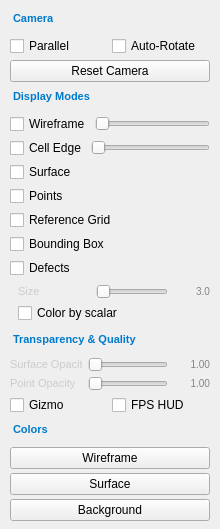
Old version of the form src/ui/view_display_page.ui in the repository thermeng/SciRender.
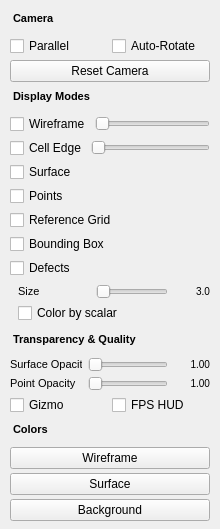
New version of the form.

Commit message: Strip hardcoded dark-theme colors from .ui files for light/dark palette support

The edit to the form file:
```diff
--- a/src/ui/view_display_page.ui
+++ b/src/ui/view_display_page.ui
@@ -32,7 +32,7 @@
       <string>Camera</string>
      </property>
      <property name="styleSheet">
-      <string notr="true">font-size: 11px; font-weight: bold; color: #007acc; padding: 4px 0 6px 0; border-bottom: 1px solid #3c3c3c;</string>
+      <string notr="true">font-size: 11px; font-weight: bold;  padding: 4px 0 6px 0; border-bottom: 1px solid #3c3c3c;</string>
      </property>
     </widget>
    </item>
@@ -70,7 +70,7 @@
       <string>Display Modes</string>
      </property>
      <property name="styleSheet">
-      <string notr="true">font-size: 11px; font-weight: bold; color: #007acc; padding: 4px 0 6px 0; border-bottom: 1px solid #3c3c3c;</string>
+      <string notr="true">font-size: 11px; font-weight: bold;  padding: 4px 0 6px 0; border-bottom: 1px solid #3c3c3c;</string>
      </property>
     </widget>
    </item>
@@ -186,7 +186,7 @@
            <property name="text"><string>Size</string></property>
            <property name="minimumSize"><size><width>72</width><height>0</height></size></property>
            <property name="maximumSize"><size><width>72</width><height>16777215</height></size></property>
-           <property name="styleSheet"><string notr="true">font-size: 11px; color: #cccccc;</string></property>
+           <property name="styleSheet"><string notr="true">font-size: 11px; </string></property>
            <property name="alignment"><set>Qt::AlignLeft|Qt::AlignVCenter</set></property>
           </widget>
          </item>
@@ -200,7 +200,7 @@
            <property name="text"><string>3.0</string></property>
            <property name="minimumSize"><size><width>36</width><height>0</height></size></property>
            <property name="maximumSize"><size><width>36</width><height>16777215</height></size></property>
-           <property name="styleSheet"><string notr="true">font-size: 10px; color: #858585;</string></property>
+           <property name="styleSheet"><string notr="true">font-size: 10px; </string></property>
            <property name="alignment"><set>Qt::AlignRight|Qt::AlignVCenter</set></property>
           </widget>
          </item>
@@ -223,7 +223,7 @@
       <string>Transparency &amp; Quality</string>
      </property>
      <property name="styleSheet">
-      <string notr="true">font-size: 11px; font-weight: bold; color: #007acc; padding: 4px 0 6px 0; border-bottom: 1px solid #3c3c3c;</string>
+      <string notr="true">font-size: 11px; font-weight: bold;  padding: 4px 0 6px 0; border-bottom: 1px solid #3c3c3c;</string>
      </property>
     </widget>
    </item>
@@ -240,7 +240,7 @@
         <property name="text"><string>Surface Opacity</string></property>
         <property name="minimumSize"><size><width>72</width><height>0</height></size></property>
         <property name="maximumSize"><size><width>72</width><height>16777215</height></size></property>
-        <property name="styleSheet"><string notr="true">font-size: 11px; color: #cccccc;</string></property>
+        <property name="styleSheet"><string notr="true">font-size: 11px; </string></property>
         <property name="alignment"><set>Qt::AlignLeft|Qt::AlignVCenter</set></property>
        </widget>
       </item>
@@ -254,7 +254,7 @@
         <property name="text"><string>1.00</string></property>
         <property name="minimumSize"><size><width>36</width><height>0</height></size></property>
         <property name="maximumSize"><size><width>36</width><height>16777215</height></size></property>
-        <property name="styleSheet"><string notr="true">font-size: 10px; color: #858585;</string></property>
+        <property name="styleSheet"><string notr="true">font-size: 10px; </string></property>
         <property name="alignment"><set>Qt::AlignRight|Qt::AlignVCenter</set></property>
        </widget>
       </item>
@@ -274,7 +274,7 @@
         <property name="text"><string>Point Opacity</string></property>
         <property name="minimumSize"><size><width>72</width><height>0</height></size></property>
         <property name="maximumSize"><size><width>72</width><height>16777215</height></size></property>
-        <property name="styleSheet"><string notr="true">font-size: 11px; color: #cccccc;</string></property>
+        <property name="styleSheet"><string notr="true">font-size: 11px; </string></property>
         <property name="alignment"><set>Qt::AlignLeft|Qt::AlignVCenter</set></property>
        </widget>
       </item>
@@ -288,7 +288,7 @@
         <property name="text"><string>1.00</string></property>
         <property name="minimumSize"><size><width>36</width><height>0</height></size></property>
         <property name="maximumSize"><size><width>36</width><height>16777215</height></size></property>
-        <property name="styleSheet"><string notr="true">font-size: 10px; color: #858585;</string></property>
+        <property name="styleSheet"><string notr="true">font-size: 10px; </string></property>
         <property name="alignment"><set>Qt::AlignRight|Qt::AlignVCenter</set></property>
        </widget>
       </item>
@@ -319,7 +319,7 @@
       <string>Colors</string>
      </property>
      <property name="styleSheet">
-      <string notr="true">font-size: 11px; font-weight: bold; color: #007acc; padding: 4px 0 6px 0; border-bottom: 1px solid #3c3c3c;</string>
+      <string notr="true">font-size: 11px; font-weight: bold;  padding: 4px 0 6px 0; border-bottom: 1px solid #3c3c3c;</string>
      </property>
     </widget>
    </item>
```
The commit also changes 7 other files.
